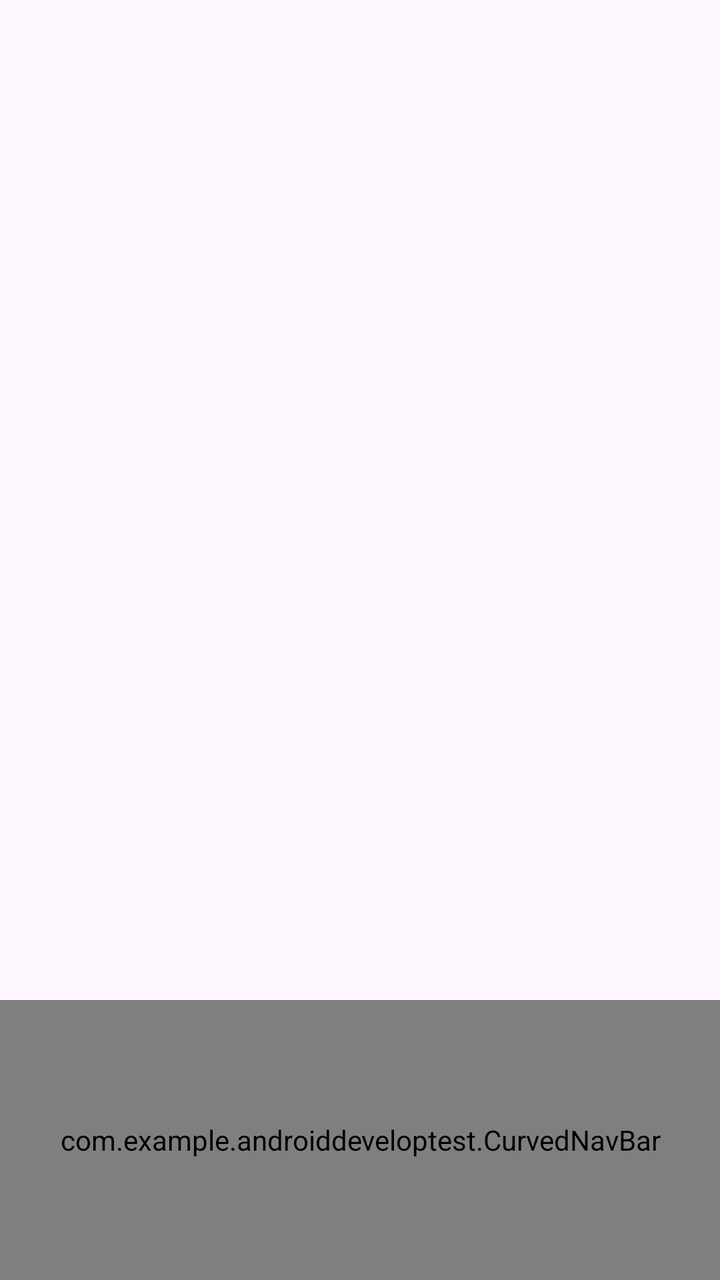
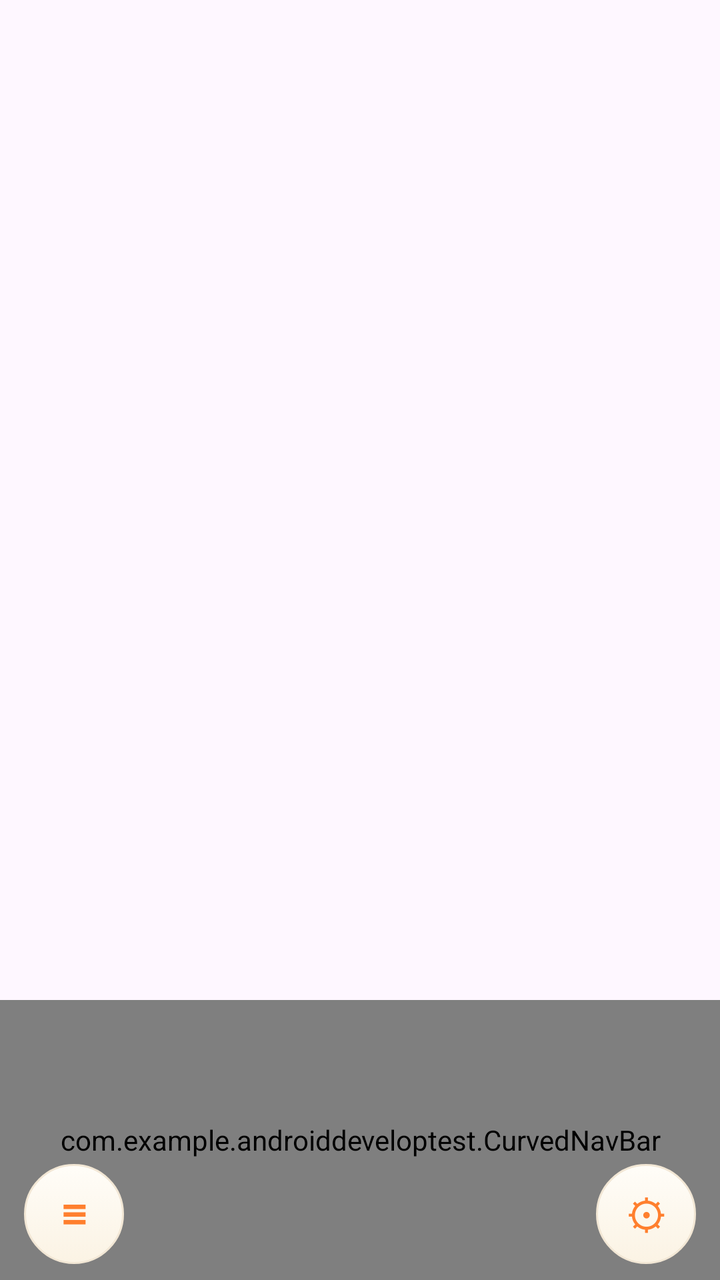

An Android layout rendered at two revisions. The XML below is the earlier revision; the diff shows what the commit changed to produce the second picture.
<!-- AndroidManifest.xml: application theme Theme.Androiddeveloptest -->
<!-- res/layout/activity_main.xml -->
<?xml version="1.0" encoding="utf-8"?>
<androidx.constraintlayout.widget.ConstraintLayout
    xmlns:android="http://schemas.android.com/apk/res/android"
    xmlns:app="http://schemas.android.com/apk/res-auto"
    xmlns:tools="http://schemas.android.com/tools"
    android:id="@+id/main"
    android:layout_width="match_parent"
    android:layout_height="match_parent"
    tools:context=".MainActivity">

    
    <FrameLayout
        android:id="@+id/pagerContainer"
        android:layout_width="match_parent"
        android:layout_height="0dp"
        android:clipChildren="true"
        app:layout_constraintTop_toTopOf="parent"
        app:layout_constraintBottom_toBottomOf="parent"/>

    
    <com.example.androiddeveloptest.CurvedNavBar
        android:id="@+id/curvedNavBar"
        android:layout_width="match_parent"
        android:layout_height="140dp"
        app:layout_constraintBottom_toBottomOf="parent"
        app:layout_constraintStart_toStartOf="parent"
        app:layout_constraintEnd_toEndOf="parent" />

</androidx.constraintlayout.widget.ConstraintLayout>
<!-- resources referenced by this layout -->
<resources>
  <style name="Theme.Androiddeveloptest" parent="Base.Theme.Androiddeveloptest" />
  <style name="Base.Theme.Androiddeveloptest" parent="Theme.Material3.DayNight.NoActionBar">
          
          
      </style>
</resources>

<!-- the commit's change to res/layout/activity_main.xml (unified diff, before → after) -->
@@ -26,4 +26,37 @@
         app:layout_constraintStart_toStartOf="parent"
         app:layout_constraintEnd_toEndOf="parent" />
 
+    
+    <TextView
+        android:id="@+id/fabLog"
+        android:layout_width="50dp"
+        android:layout_height="50dp"
+        android:layout_marginStart="12dp"
+        android:layout_marginBottom="8dp"
+        android:background="@drawable/bg_fab"
+        android:elevation="0dp"
+        android:gravity="center"
+        android:text="≡"
+        android:textColor="#FF7F2E"
+        android:textSize="22sp"
+        android:textStyle="bold"
+        app:layout_constraintBottom_toBottomOf="parent"
+        app:layout_constraintStart_toStartOf="parent" />
+
+    
+    <TextView
+        android:id="@+id/fabSettings"
+        android:layout_width="50dp"
+        android:layout_height="50dp"
+        android:layout_marginEnd="12dp"
+        android:layout_marginBottom="8dp"
+        android:background="@drawable/bg_fab"
+        android:elevation="0dp"
+        android:gravity="center"
+        android:text="⚙"
+        android:textColor="#FF7F2E"
+        android:textSize="21sp"
+        app:layout_constraintBottom_toBottomOf="parent"
+        app:layout_constraintEnd_toEndOf="parent" />
+
 </androidx.constraintlayout.widget.ConstraintLayout>
<!-- resource entries referenced after the edit -->
@@ -1,5 +1,29 @@
 <!-- resources referenced by this layout -->
 <resources>
+  <!-- drawable bg_fab (drawable) -->
+  <?xml version="1.0" encoding="utf-8"?>
+  <selector xmlns:android="http://schemas.android.com/apk/res/android">
+      <item android:state_pressed="true">
+          <shape android:shape="oval">
+              <gradient
+                  android:angle="270"
+                  android:startColor="#FBF3E4"
+                  android:endColor="#FFFDF8"
+                  android:type="linear" />
+              <stroke android:width="1dp" android:color="#F2E7D5" />
+          </shape>
+      </item>
+      <item>
+          <shape android:shape="oval">
+              <gradient
+                  android:angle="270"
+                  android:startColor="#FFFDF8"
+                  android:endColor="#FBF3E4"
+                  android:type="linear" />
+              <stroke android:width="1dp" android:color="#F2E7D5" />
+          </shape>
+      </item>
+  </selector>
   <style name="Theme.Androiddeveloptest" parent="Base.Theme.Androiddeveloptest" />
   <style name="Base.Theme.Androiddeveloptest" parent="Theme.Material3.DayNight.NoActionBar">
           
